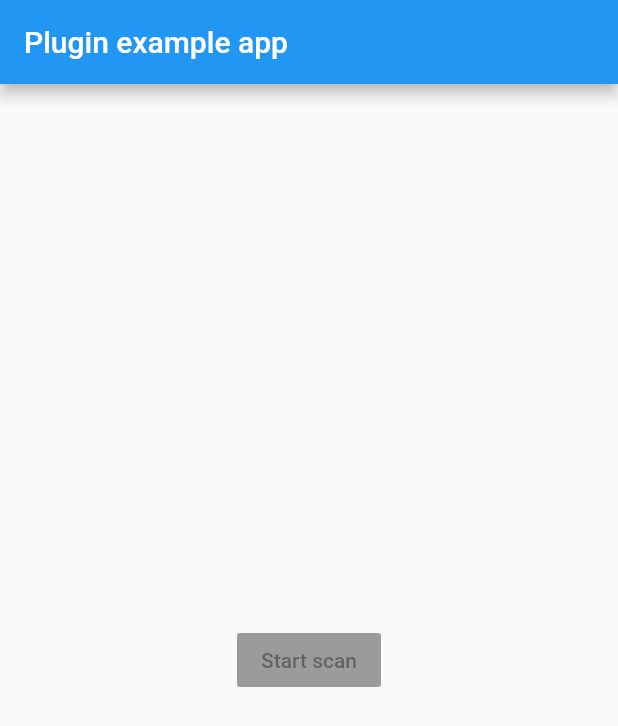
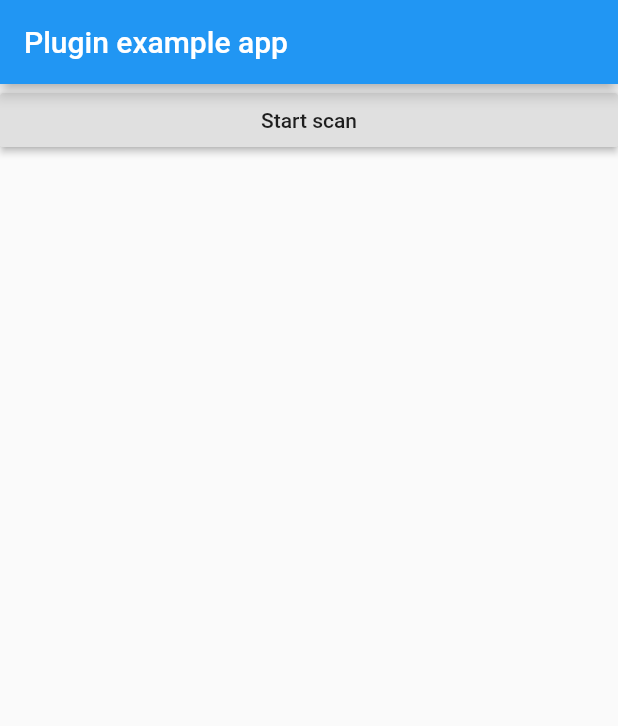
Before and after one commit to spielgestalt/flutter_vision_scanner, a Flutter app: the screen it shows after launch, on a phone screen of 412 x 824 dp. Shown: the top 726 px of the screen. Run offline on Flutter 3.47's test engine with Material 2 defaults, Android fonts, the phone set to English and light mode, and no system bars; our stand-ins replace freezed_annotation; generated files the repository leaves out were written again.

Commit message:
initial debug output

```diff
--- a/example/lib/main.dart
+++ b/example/lib/main.dart
@@ -1,7 +1,4 @@
-import 'dart:async';
-
 import 'package:flutter/material.dart';
-import 'package:flutter/services.dart';
 import 'package:flutter_vision_scanner/flutter_vision_scanner.dart';
 
 void main() {
@@ -17,7 +14,10 @@ class MyApp extends StatefulWidget {
 
 class _MyAppState extends State<MyApp> {
   final _scanner = FlutterVisionScanner();
+  String _errorMessage;
+  String _filePath;
 
+  //Future<ScannerResult> scannerResult;
   @override
   Widget build(BuildContext context) {
     return MaterialApp(
@@ -25,13 +25,28 @@ class _MyAppState extends State<MyApp> {
         appBar: AppBar(
           title: const Text('Plugin example app'),
         ),
-        body: Center(
-          child: RaisedButton(
-            onPressed: ()async{
-              _scanner.scan(Sca)
-            },
-            child: Text('Start scan'),
-          ),
+        body: ListView(
+          children: [
+            RaisedButton(
+              onPressed: () async {
+                try {
+                  final scannerResult = await _scanner.scan();
+                  setState(() {
+                    _filePath = scannerResult.filePath;
+                  });
+                } catch (e) {
+                  setState(() {
+                    _errorMessage = '$e';
+                  });
+                }
+
+                //scannerResult = _scanner.scan();
+              },
+              child: const Text('Start scan'),
+            ),
+            if (_errorMessage != null) Text(_errorMessage),
+            if (_filePath != null) Text(_filePath)
+          ],
         ),
       ),
     );
--- a/lib/flutter_vision_scanner.dart
+++ b/lib/flutter_vision_scanner.dart
@@ -1,21 +1,30 @@
-import 'dart:async';
-
-import 'package:flutter/services.dart';
-import 'package:flutter_vision_scanner/src/entities/scanner_options.dart';
-import 'package:flutter_vision_scanner/src/entities/scanner_result.dart';
+import 'src/entities/scanner_options.dart';
+import 'src/entities/scanner_result.dart';
 
 import 'src/flutter_vision_scanner_plugin.dart';
-export 'package:flutter_vision_scanner/src/entities/scanner_options.dart';
+export 'src/entities/scanner_options.dart' show ScannerOptions;
+export 'src/entities/scanner_result.dart' show ScannerResult;
+
+class ScannerException extends Error {
+  final String message;
+  ScannerException(this.message);
+  @override
+  String toString() => "Scanner error: $message";
+}
 
 class FlutterVisionScanner {
   final IVisionScanner _scanner = FlutterVisionScannerPlugin.instance();
 
-  static const MethodChannel _channel = MethodChannel('flutter_vision_scanner');
-
   Future<ScannerResult> scan(
       {ScannerOptions options =
           const ScannerOptions(mode: ScannerMode.withOcr)}) async {
-    final result = await _scanner.scan(options);
-    return ScannerResult(filePath: result.filePath, ocrResults: result.ocrText);
+    try {
+      final result = await _scanner.scan(options);
+      return ScannerResult(
+          filePath: result.filePath, ocrResults: result.ocrText);
+    } catch (e) {
+      //throw ScannerException(e.toString());
+      throw ScannerException('$e');
+    }
   }
 }
--- a/lib/src/entities/scanner_result.dart
+++ b/lib/src/entities/scanner_result.dart
@@ -1,5 +1,3 @@
-import 'dart:io';
-
 import 'package:freezed_annotation/freezed_annotation.dart';
 part 'scanner_result.freezed.dart';
 
--- a/lib/src/flutter_vision_scanner_plugin.dart
+++ b/lib/src/flutter_vision_scanner_plugin.dart
@@ -1,6 +1,6 @@
 import 'package:flutter/services.dart';
-import 'package:flutter_vision_scanner/src/dtos/scanner_result_dto.dart';
-import 'package:flutter_vision_scanner/src/entities/scanner_options.dart';
+import 'dtos/scanner_result_dto.dart';
+import 'entities/scanner_options.dart';
 
 abstract class IVisionScanner {
   Future<ScannerResultDto> scan(ScannerOptions options);
```
Also changed, not shown: 1 other file.
